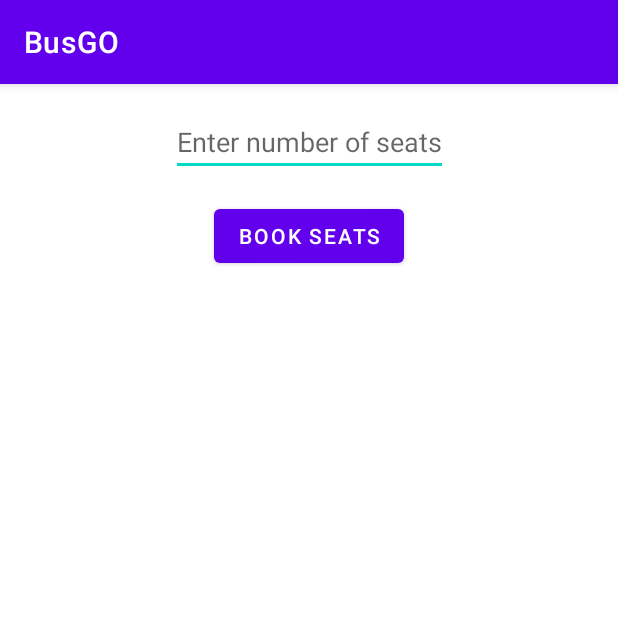
After one commit to IthavinduU/BusGo-, an Android app: the BookSeatsActivity screen opened directly, with no data from a screen before it, on a phone screen of 412 x 824 dp, the top half of it. The commit adds this screen. Run offline under Robolectric (Android 15) with nearby library versions, the phone set to English and light mode, and no system bars.

Commit message:
Seat Booking screen added with basic UI

```diff
--- /dev/null
+++ b/app/src/main/java/com/example/busgo/BookSeatsActivity.kt
@@ -0,0 +1,47 @@
+package com.example.busgo
+
+import androidx.appcompat.app.AppCompatActivity
+import android.os.Bundle
+import android.widget.Button
+import android.widget.EditText
+import android.widget.Toast
+import kotlin.random.Random
+
+class BookSeatsActivity : AppCompatActivity() {
+    override fun onCreate(savedInstanceState: Bundle?) {
+        super.onCreate(savedInstanceState)
+        setContentView(R.layout.activity_book_seats)
+
+        val seatNumberEditText = findViewById<EditText>(R.id.seatNumberEditText)
+        val bookButton = findViewById<Button>(R.id.bookButton)
+
+        bookButton.setOnClickListener {
+            val numberOfSeatsText = seatNumberEditText.text.toString()
+
+            if (numberOfSeatsText.isNotEmpty()) {
+                val numberOfSeats = numberOfSeatsText.toInt()
+                val bookedSeats = generateRandomSeats(numberOfSeats)
+                val message = "Booked seats: ${bookedSeats.joinToString(", ")}"
+                Toast.makeText(this, message, Toast.LENGTH_SHORT).show()
+            } else {
+                Toast.makeText(this, "Please enter the number of seats.", Toast.LENGTH_SHORT).show()
+            }
+        }
+    }
+
+    private fun generateRandomSeats(numberOfSeats: Int): List<Int> {
+        val allSeats = 1..50 // Assuming there are 50 seats available
+        val availableSeats = allSeats.toMutableList()
+        val bookedSeats = mutableListOf<Int>()
+
+        repeat(numberOfSeats) {
+            if (availableSeats.isNotEmpty()) {
+                val randomIndex = Random.nextInt(availableSeats.size)
+                val bookedSeat = availableSeats.removeAt(randomIndex)
+                bookedSeats.add(bookedSeat)
+            }
+        }
+
+        return bookedSeats
+    }
+}
--- /dev/null
+++ b/app/src/main/res/layout/activity_book_seats.xml
@@ -0,0 +1,30 @@
+<?xml version="1.0" encoding="utf-8"?>
+<androidx.constraintlayout.widget.ConstraintLayout xmlns:android="http://schemas.android.com/apk/res/android"
+    xmlns:app="http://schemas.android.com/apk/res-auto"
+    xmlns:tools="http://schemas.android.com/tools"
+    android:layout_width="match_parent"
+    android:layout_height="match_parent"
+    tools:context=".BookSeatsActivity">
+
+    <EditText
+        android:id="@+id/seatNumberEditText"
+        android:layout_width="wrap_content"
+        android:layout_height="wrap_content"
+        android:hint="Enter number of seats"
+        app:layout_constraintTop_toTopOf="parent"
+        app:layout_constraintStart_toStartOf="parent"
+        app:layout_constraintEnd_toEndOf="parent"
+        android:layout_marginTop="16dp"
+        android:inputType="number" />
+
+    <Button
+        android:id="@+id/bookButton"
+        android:layout_width="wrap_content"
+        android:layout_height="wrap_content"
+        android:text="Book Seats"
+        app:layout_constraintTop_toBottomOf="@id/seatNumberEditText"
+        app:layout_constraintStart_toStartOf="parent"
+        app:layout_constraintEnd_toEndOf="parent"
+        android:layout_marginTop="16dp" />
+
+</androidx.constraintlayout.widget.ConstraintLayout>
```
Also changed, not shown: app/src/main/AndroidManifest.xml (+7 -6 lines), app/src/main/java/com/example/busgo/ClientActivity.kt (+29 -9 lines), app/src/main/res/drawable/passwordicon.png (added), app/src/main/res/drawable/usericon.png (added).
